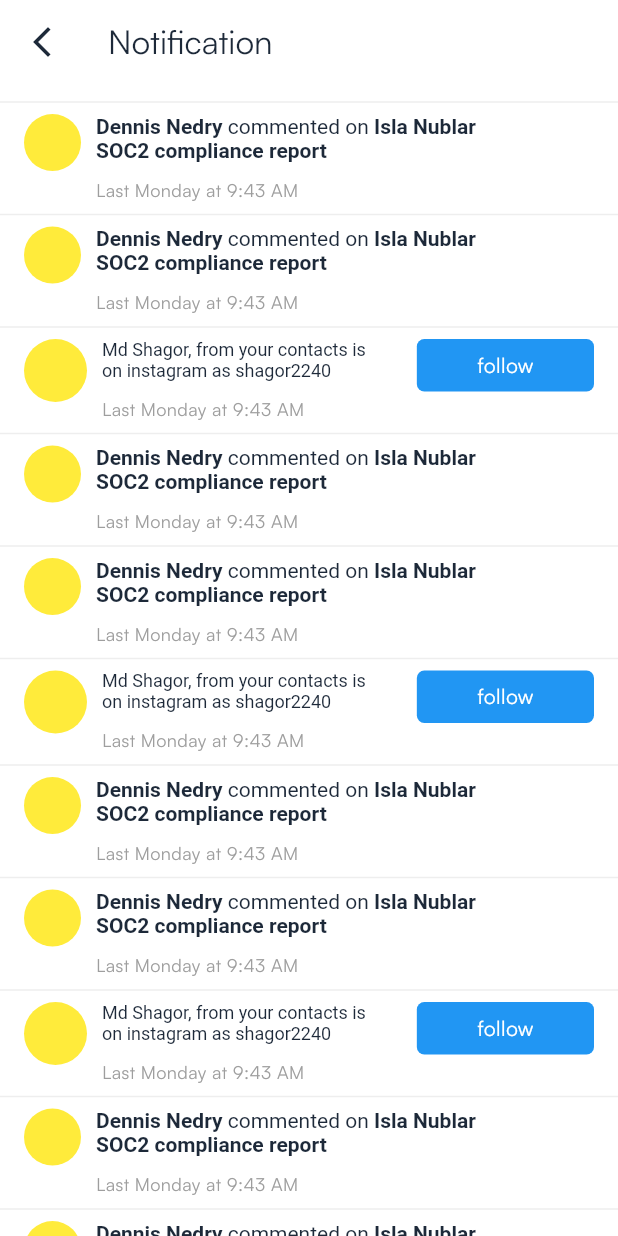
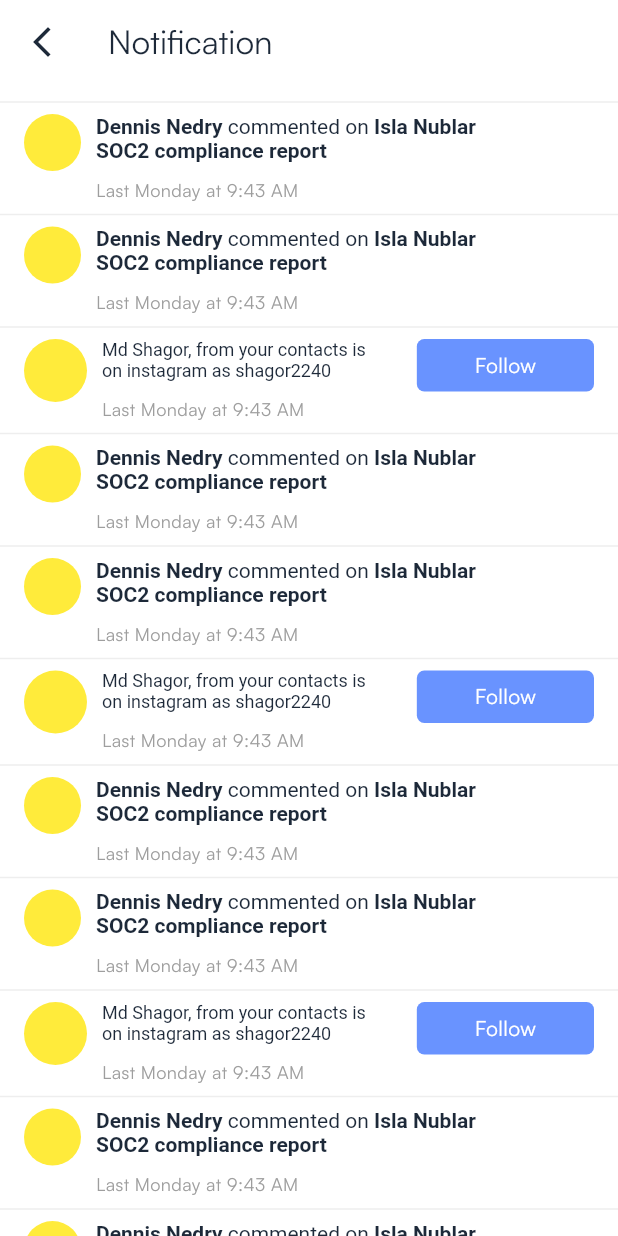
Before and after one commit to mohammadrezaulalam/share-flare, a Flutter app: the NotificationScreen screen opened directly, on a phone screen of 412 x 824 dp. Run offline on Flutter 3.47's test engine with Material 3 defaults, Android fonts, the phone set to English and light mode, and no system bars; our stand-ins replace firebase_core, get, iconsax; accounts and stored records are empty.

Commit message:
custom_follow_notification screen has been updated!

```diff
--- a/lib/presentation/ui/widgets/notification/custom_follow_notification.dart
+++ b/lib/presentation/ui/widgets/notification/custom_follow_notification.dart
@@ -84,15 +84,15 @@ class _CustomFollowNotificationState extends State<CustomFollowNotification> {
                           user.isFollowedByMe= ! user.isFollowedByMe;
                         });
                       },
-                      child: AnimatedContainer (duration: Duration(microseconds:  300), height: 35,
+                      child: AnimatedContainer (duration: const Duration(microseconds:  300), height: 35,
                         decoration: BoxDecoration(
-                            color:  user.isFollowedByMe? Colors.grey[200] : Colors.blue,
+                            color:  user.isFollowedByMe? Colors.grey[200] : const Color(0xFF6993FF),
 
                             borderRadius: BorderRadius.circular(5),
                             border: Border.all(color: user.isFollowedByMe? Colors.white24 : Colors.transparent,)
                         ),
                         child: Center(
-                          child: Text(user.isFollowedByMe? 'unfollow' : 'follow', style: TextStyle(color: user.isFollowedByMe? Colors.black: Colors.white,fontWeight: FontWeight.w500),),
+                          child: Text(user.isFollowedByMe? 'Unfollow' : 'Follow', style: TextStyle(color: user.isFollowedByMe? Colors.black: Colors.white,fontWeight: FontWeight.w500),),
                         ),
                       )
 
```
